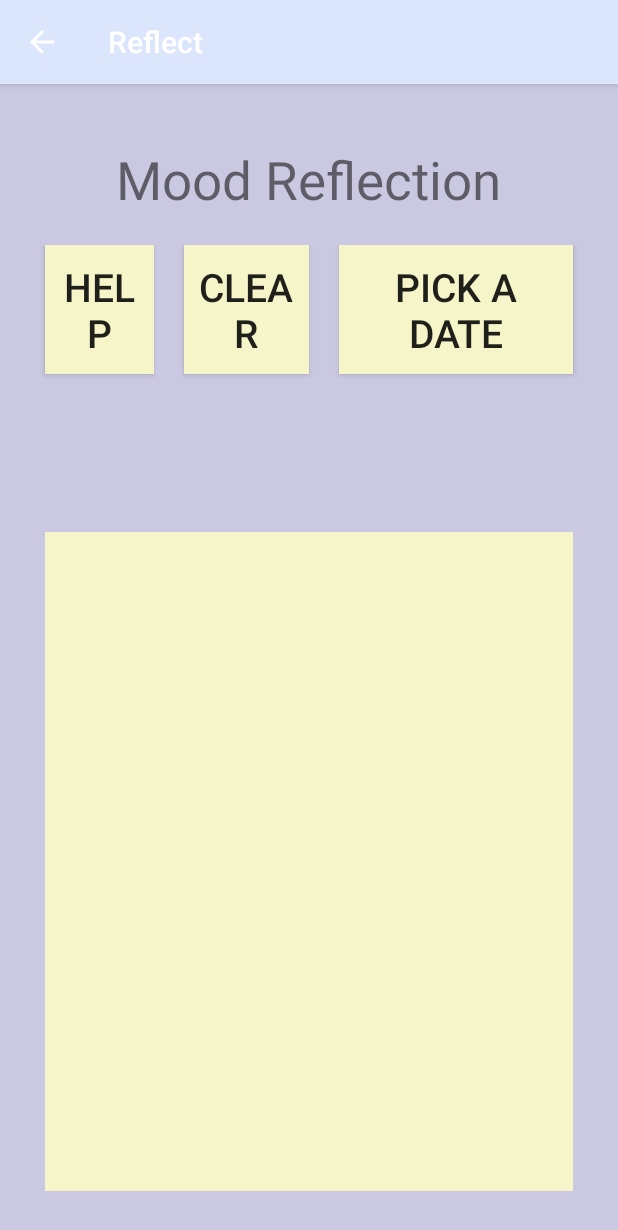
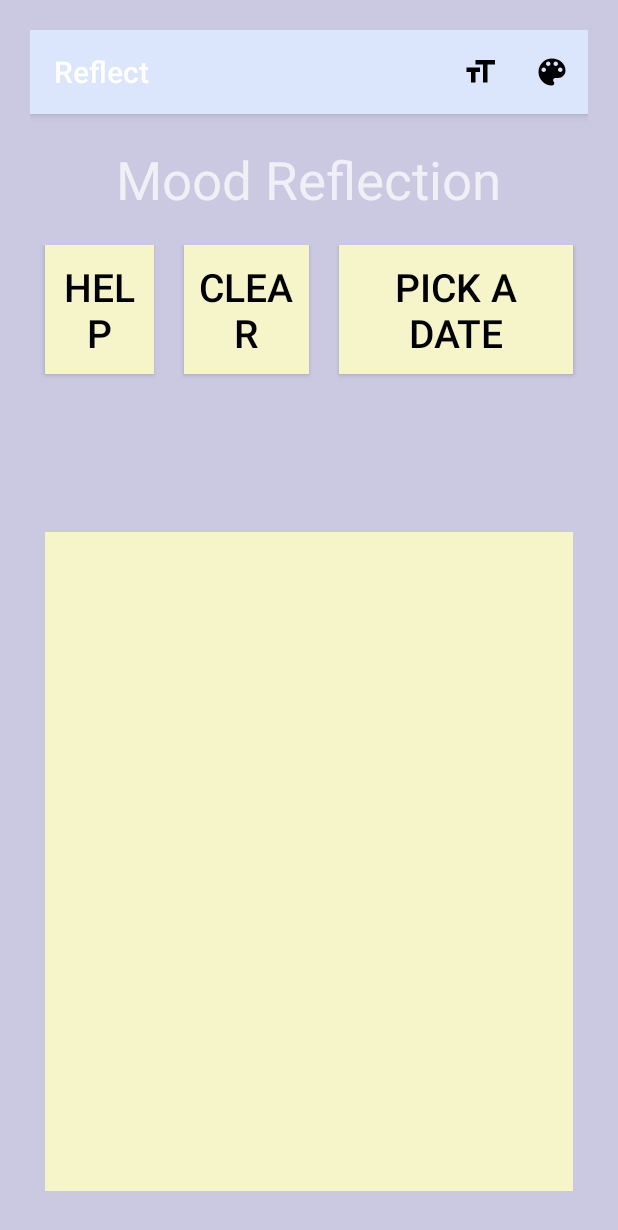
Before and after one commit to hamiltona21/RelaxReferReflect, an Android app: the ReflectActivity screen opened directly, with no data from a screen before it, on a phone screen of 412 x 824 dp. Shown: the top 1230 px of the screen. Run offline under Robolectric (Android 15) with nearby library versions, the phone set to English and light mode, and no system bars.

Commit message:
final commit

```diff
--- a/app/src/main/java/ashleyhamilton/honorsmobileapps/relaxreferreflect/ReflectActivity.java
+++ b/app/src/main/java/ashleyhamilton/honorsmobileapps/relaxreferreflect/ReflectActivity.java
@@ -1,24 +1,39 @@
 package ashleyhamilton.honorsmobileapps.relaxreferreflect;
 
+import androidx.annotation.RequiresApi;
 import androidx.appcompat.app.AppCompatActivity;
 import androidx.fragment.app.DialogFragment;
 
 import android.app.AlertDialog;
 import android.content.DialogInterface;
+import android.graphics.Color;
 import android.media.MediaPlayer;
+import android.os.Build;
 import android.os.Bundle;
+import android.view.Menu;
+import android.view.MenuItem;
 import android.view.View;
 import android.widget.Button;
 import android.widget.EditText;
 import android.widget.TextView;
+import androidx.appcompat.widget.Toolbar;
 
 public class ReflectActivity extends AppCompatActivity {
     EditText journal;
     TextView showDate;
+    int textSize;
+    int textColor;
+    int textStyle;
+    @RequiresApi(api = Build.VERSION_CODES.LOLLIPOP)
     @Override
     protected void onCreate(Bundle savedInstanceState) {
         super.onCreate(savedInstanceState);
         setContentView(R.layout.activity_reflect);
+        textSize=26;
+        textColor=0;
+        textStyle=0;
+        Toolbar myToolbar=(Toolbar)findViewById(R.id.my_toolbar);
+        setSupportActionBar(myToolbar);
         Button help=findViewById(R.id.help_reflect);
         journal=findViewById(R.id.editText);
         Button clear=findViewById(R.id.clear);
@@ -42,6 +57,10 @@ public class ReflectActivity extends AppCompatActivity {
                 }
                 else if(v.getId() == R.id.clear) {
                     journal.setText("");
+                    textColor=0;
+                    textSize=0;
+                    textStyle=0;
+                    showDate.setText("");
                 }
                 else if(v.getId() == R.id.date) {
                     showDatePickerDialog(v);
@@ -66,5 +85,48 @@ public class ReflectActivity extends AppCompatActivity {
         String dateMessage=(sMonth+"/"+sDay+"/"+sYear);
         showDate.setText(dateMessage);
     }
+    @Override
+    public boolean onOptionsItemSelected(MenuItem item){
+        switch(item.getItemId()){
+            case R.id.textsize:
+                if(textSize==26){
+                    journal.setTextSize(14);
+                    textSize=14;
+                }
+                else{
+                    journal.setTextSize(journal.getTextSize()+1);
+                    textSize=26;
+                }
+
+                return true;
+
+            case R.id.textColor:
+                if(textColor==3){
+                    textColor=0;
+                    journal.setTextColor(Color.BLACK);
+                }
+                else if(textColor==0){
+                    textColor++;
+                    journal.setTextColor(Color.RED);
+                }
+                else if(textColor==1){
+                    textColor++;
+                    journal.setTextColor(Color.BLUE);
+                }
+                else if(textColor==2){
+                    textColor++;
+                    journal.setTextColor(Color.WHITE);
+                }
+
+                return true;
+            default:
+                return super.onOptionsItemSelected(item);
+        }
+    }
+    @Override
+    public boolean onCreateOptionsMenu(Menu menu){
+        getMenuInflater().inflate(R.menu.actionbar,menu);
+        return true;
+    }
 
 }
--- /dev/null
+++ b/app/src/main/res/drawable/ic_color_lens_black_24dp.xml
@@ -0,0 +1,9 @@
+<vector xmlns:android="http://schemas.android.com/apk/res/android"
+        android:width="24dp"
+        android:height="24dp"
+        android:viewportWidth="24.0"
+        android:viewportHeight="24.0">
+    <path
+        android:fillColor="#FF000000"
+        android:pathData="M12,3c-4.97,0 -9,4.03 -9,9s4.03,9 9,9c0.83,0 1.5,-0.67 1.5,-1.5 0,-0.39 -0.15,-0.74 -0.39,-1.01 -0.23,-0.26 -0.38,-0.61 -0.38,-0.99 0,-0.83 0.67,-1.5 1.5,-1.5L16,16c2.76,0 5,-2.24 5,-5 0,-4.42 -4.03,-8 -9,-8zM6.5,12c-0.83,0 -1.5,-0.67 -1.5,-1.5S5.67,9 6.5,9 8,9.67 8,10.5 7.33,12 6.5,12zM9.5,8C8.67,8 8,7.33 8,6.5S8.67,5 9.5,5s1.5,0.67 1.5,1.5S10.33,8 9.5,8zM14.5,8c-0.83,0 -1.5,-0.67 -1.5,-1.5S13.67,5 14.5,5s1.5,0.67 1.5,1.5S15.33,8 14.5,8zM17.5,12c-0.83,0 -1.5,-0.67 -1.5,-1.5S16.67,9 17.5,9s1.5,0.67 1.5,1.5 -0.67,1.5 -1.5,1.5z"/>
+</vector>
--- /dev/null
+++ b/app/src/main/res/drawable/textsize.xml
@@ -0,0 +1,9 @@
+<vector xmlns:android="http://schemas.android.com/apk/res/android"
+        android:width="24dp"
+        android:height="24dp"
+        android:viewportWidth="24.0"
+        android:viewportHeight="24.0">
+    <path
+        android:fillColor="#FF000000"
+        android:pathData="M9,4v3h5v12h3L17,7h5L22,4L9,4zM3,12h3v7h3v-7h3L12,9L3,9v3z"/>
+</vector>
--- a/app/src/main/res/layout/activity_main.xml
+++ b/app/src/main/res/layout/activity_main.xml
@@ -12,14 +12,14 @@
 
     <TextView
         android:layout_width="match_parent"
-        android:layout_height="0dp"
+        android:layout_height="wrap_content"
         android:text="@string/spaceHolder"
         android:gravity="center"
         android:textSize="25sp"
-        android:layout_weight="1"
         android:layout_margin="10dp"
         android:id="@+id/quoteSpot"
         android:textStyle="bold"
+        android:textColor="#000000"
         />
     <Button
         android:layout_width="match_parent"
--- a/app/src/main/res/layout/activity_reflect.xml
+++ b/app/src/main/res/layout/activity_reflect.xml
@@ -8,6 +8,14 @@
     android:background="@color/colorPrimaryDark"
     android:padding="20dp"
     android:orientation="vertical">
+    <androidx.appcompat.widget.Toolbar
+        android:id="@+id/my_toolbar"
+        android:layout_width="match_parent"
+        android:layout_height="?attr/actionBarSize"
+        android:background="?attr/colorPrimary"
+        android:elevation="4dp"
+        android:theme="@style/ThemeOverlay.AppCompat.ActionBar"
+        app:popupTheme="@style/ThemeOverlay.AppCompat.Light"/>
     <TextView
         android:layout_width="wrap_content"
         android:layout_height="wrap_content"
@@ -32,6 +40,7 @@
     android:id="@+id/help_reflect"
     android:padding="10dp"
     android:layout_gravity="center_horizontal"
+        android:textColor="#000000"
     />
     <Button
         android:layout_width="0dp"
@@ -44,6 +53,7 @@
         android:id="@+id/clear"
         android:padding="10dp"
         android:layout_gravity="center_horizontal"
+        android:textColor="#000000"
         />
     <Button
         android:layout_width="0dp"
@@ -56,6 +66,7 @@
         android:id="@+id/date"
         android:padding="10dp"
         android:layout_gravity="center_horizontal"
+        android:textColor="#000000"
         />
     </LinearLayout>
     <TextView
@@ -78,6 +89,7 @@
         android:id="@+id/editText"
         android:padding="10dp"
         android:inputType="textMultiLine"
+        android:textColor="#000000"
         />
 
 
--- a/app/src/main/res/layout/activity_relax.xml
+++ b/app/src/main/res/layout/activity_relax.xml
@@ -17,6 +17,7 @@
         android:layout_centerHorizontal="true"
         android:id="@+id/help"
         android:padding="10dp"
+        android:textColor="#000000"
         />
     <Button
         android:layout_width="wrap_content"
@@ -29,6 +30,7 @@
         android:id="@+id/stop"
         android:padding="10dp"
         android:layout_below="@id/help"
+        android:textColor="#000000"
         />
 <LinearLayout
     android:layout_below="@id/stop"
--- /dev/null
+++ b/app/src/main/res/menu/actionbar.xml
@@ -0,0 +1,16 @@
+<?xml version="1.0" encoding="utf-8"?>
+<menu xmlns:android="http://schemas.android.com/apk/res/android"
+    xmlns:app="http://schemas.android.com/apk/res-auto">
+    <item
+        android:id="@+id/textsize"
+        android:icon="@drawable/textsize"
+        android:title="@string/textsize"
+        app:showAsAction="ifRoom"
+        />
+    <item
+        android:id="@+id/textColor"
+        android:icon="@drawable/ic_color_lens_black_24dp"
+        android:title="@string/textcolor"
+        app:showAsAction="ifRoom"
+        />
+</menu>
--- a/app/src/main/res/values/strings.xml
+++ b/app/src/main/res/values/strings.xml
@@ -12,4 +12,7 @@
 
     <!-- TODO: Remove or change this placeholder text -->
     <string name="hello_blank_fragment">Hello blank fragment</string>
+    <string name="textsize">TextSize</string>
+    <string name="textcolor">textColor</string>
+    <string name="textstyle">textStyle</string>
 </resources>
--- a/app/src/main/res/values/styles.xml
+++ b/app/src/main/res/values/styles.xml
@@ -1,7 +1,7 @@
 <resources>
 
     <!-- Base application theme. -->
-    <style name="AppTheme" parent="Theme.AppCompat.Light.DarkActionBar">
+    <style name="AppTheme" parent="Theme.AppCompat.NoActionBar">
         <!-- Customize your theme here. -->
         <item name="colorPrimary">@color/colorPrimary</item>
         <item name="colorPrimaryDark">@color/colorPrimaryDark</item>
```
Also changed, not shown: app/src/main/res/drawable/ic_style_black_24dp.xml (added, +9 -0 lines).
